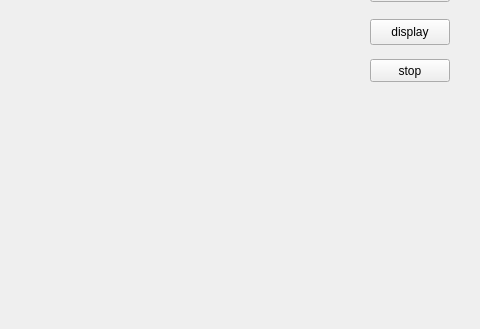
This is widget.ui in stmwiz/codetest as Qt 5 draws it before an edit; both pictures show x 320 to 800 and y 271 to 600 of the 800 by 600 pixel window. The edited form follows.
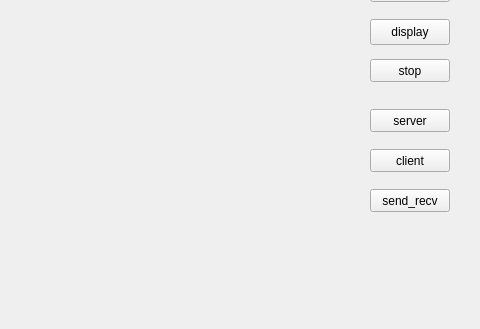
This is the edited form.

Diff of the .ui file:
```diff
--- a/widget.ui
+++ b/widget.ui
@@ -91,6 +91,45 @@
     <string>display</string>
    </property>
   </widget>
+  <widget class="QPushButton" name="btn_server">
+   <property name="geometry">
+    <rect>
+     <x>690</x>
+     <y>380</y>
+     <width>80</width>
+     <height>23</height>
+    </rect>
+   </property>
+   <property name="text">
+    <string>server</string>
+   </property>
+  </widget>
+  <widget class="QPushButton" name="btn_clinet">
+   <property name="geometry">
+    <rect>
+     <x>690</x>
+     <y>420</y>
+     <width>80</width>
+     <height>23</height>
+    </rect>
+   </property>
+   <property name="text">
+    <string>client</string>
+   </property>
+  </widget>
+  <widget class="QPushButton" name="btn_snd_rcv">
+   <property name="geometry">
+    <rect>
+     <x>690</x>
+     <y>460</y>
+     <width>80</width>
+     <height>23</height>
+    </rect>
+   </property>
+   <property name="text">
+    <string>send_recv</string>
+   </property>
+  </widget>
  </widget>
  <resources/>
  <connections/>
```
